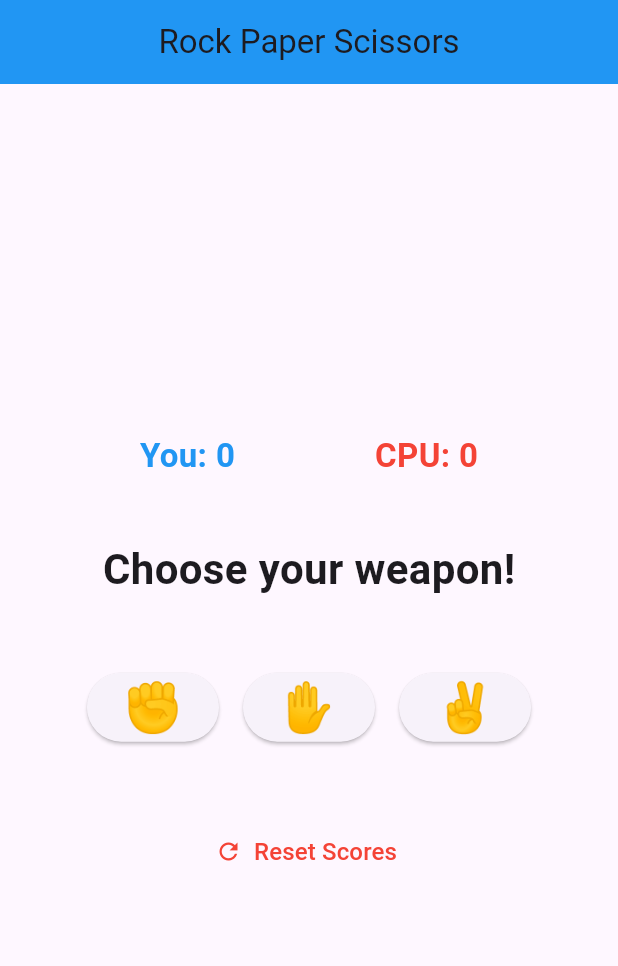
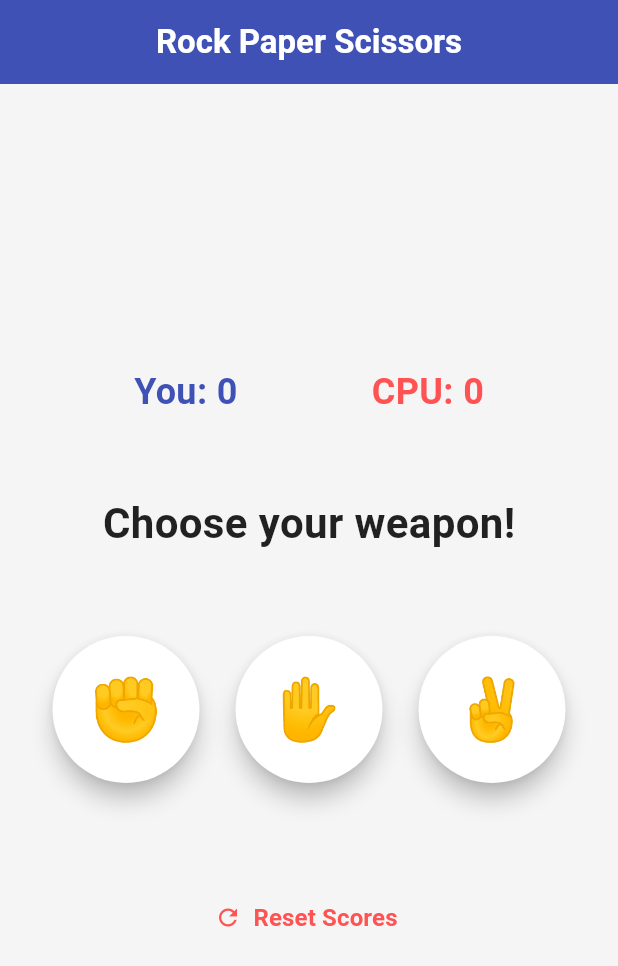
Before and after one commit to gomugomucode/flutter, a Flutter app: the screen it shows after launch, on a phone screen of 412 x 824 dp. Shown: the top 966 px of the screen. Run offline on Flutter 3.47's test engine with Material 3 defaults, Android fonts, the phone set to English and light mode, and no system bars.

Commit message:
Enhance game UI with modern design elements and improved button styles

```diff
--- a/rock_paper_scissors/lib/main.dart
+++ b/rock_paper_scissors/lib/main.dart
@@ -73,10 +73,13 @@ class _GameScreenState extends State<GameScreen> {
   @override
   Widget build(BuildContext context) {
     return Scaffold(
+      // Gives the whole screen canvas a modern soft background tint
+      backgroundColor: Colors.grey[100],
       appBar: AppBar(
-        title: const Text('Rock Paper Scissors'),
-        backgroundColor: Colors.blue,
+        title: const Text('Rock Paper Scissors', style: TextStyle(color: Colors.white, fontWeight: FontWeight.bold)),
+        backgroundColor: Colors.indigo, // Darker professional theme accent
         centerTitle: true,
+        elevation: 0,
       ),
       body: Center(
         child: Column(
@@ -86,16 +89,16 @@ class _GameScreenState extends State<GameScreen> {
             Row(
               mainAxisAlignment: MainAxisAlignment.spaceEvenly,
               children: [
-                Text('You: $_playerScore', style: const TextStyle(fontSize: 22, fontWeight: FontWeight.bold, color: Colors.blue)),
-                Text('CPU: $_computerScore', style: const TextStyle(fontSize: 22, fontWeight: FontWeight.bold, color: Colors.red)),
+                Text('You: $_playerScore', style: const TextStyle(fontSize: 24, fontWeight: FontWeight.bold, color: Colors.indigo)),
+                Text('CPU: $_computerScore', style: const TextStyle(fontSize: 24, fontWeight: FontWeight.bold, color: Colors.redAccent)),
               ],
             ),
-            const SizedBox(height: 40),
+            const SizedBox(height: 50),
 
             // Display game result text
             Text(
               _result,
-              style: const TextStyle(fontSize: 28, fontWeight: FontWeight.bold),
+              style: const TextStyle(fontSize: 28, fontWeight: FontWeight.bold, color: Colors.black87),
             ),
             const SizedBox(height: 40),
 
@@ -112,10 +115,10 @@ class _GameScreenState extends State<GameScreen> {
                 child: Text(
                   'You: $_playerChoice',
                   key: ValueKey<String>(_playerChoice),
-                  style: const TextStyle(fontSize: 20),
+                  style: const TextStyle(fontSize: 20, fontWeight: FontWeight.w500),
                 ),
               ),
-              const SizedBox(height: 10),
+              const SizedBox(height: 12),
               AnimatedSwitcher(
                 duration: const Duration(milliseconds: 300),
                 transitionBuilder: (Widget child, Animation<double> animation) {
@@ -127,36 +130,43 @@ class _GameScreenState extends State<GameScreen> {
                 child: Text(
                   'Computer: $_computerChoice',
                   key: ValueKey<String>(_computerChoice),
-                  style: const TextStyle(fontSize: 20),
+                  style: const TextStyle(fontSize: 20, fontWeight: FontWeight.w500),
                 ),
               ),
-              const SizedBox(height: 40),
+              const SizedBox(height: 50),
             ],
 
-            // Row of interactive weapon buttons
+            // UPGRADED SECTION: Row of circular arcade-style option cards
             Row(
               mainAxisAlignment: MainAxisAlignment.center,
               children: List.generate(3, (index) {
                 return Padding(
-                  padding: const EdgeInsets.all(8.0),
+                  padding: const EdgeInsets.all(12.0),
                   child: ElevatedButton(
+                    style: ElevatedButton.styleFrom(
+                      shape: const CircleBorder(),
+                      padding: const EdgeInsets.all(24),
+                      backgroundColor: Colors.white,
+                      foregroundColor: Colors.indigo,
+                      elevation: 6,
+                    ),
                     onPressed: () => _playGame(index),
                     child: Text(
                       _emojis[index],
-                      style: const TextStyle(fontSize: 32),
+                      style: const TextStyle(fontSize: 40),
                     ),
                   ),
                 );
               }),
             ),
 
-            const SizedBox(height: 40),
+            const SizedBox(height: 50),
 
             // Reset button
             TextButton.icon(
               onPressed: _resetGame,
-              icon: const Icon(Icons.refresh, color: Colors.red),
-              label: const Text('Reset Scores', style: TextStyle(color: Colors.red, fontSize: 16)),
+              icon: const Icon(Icons.refresh, color: Colors.redAccent),
+              label: const Text('Reset Scores', style: TextStyle(color: Colors.redAccent, fontSize: 16, fontWeight: FontWeight.bold)),
             ),
           ],
         ),
```
